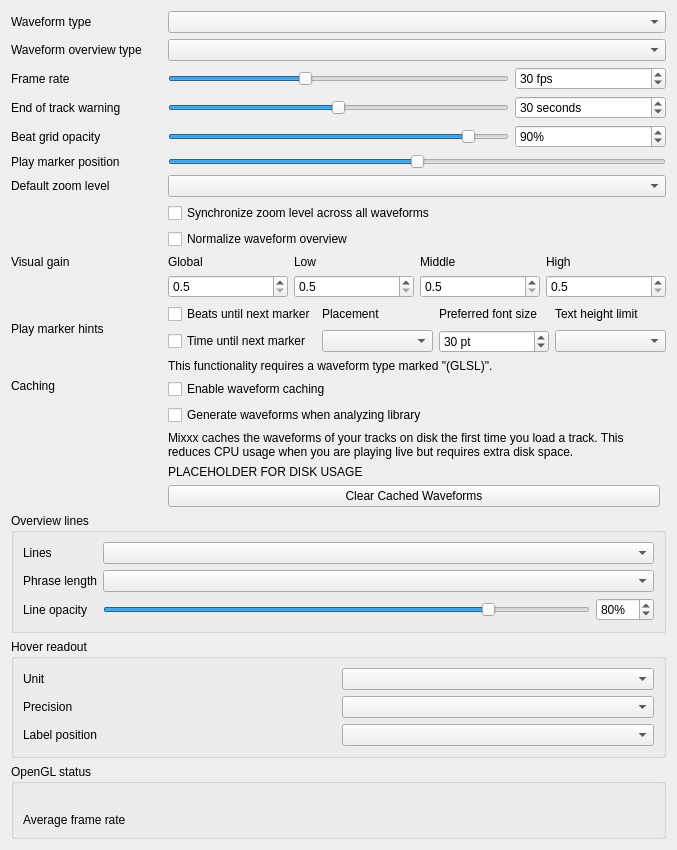
This is src/preferences/dialog/dlgprefwaveformdlg.ui in jakkarudev/djnote_mixxx as Qt 5 draws it before an edit. The edited form follows.
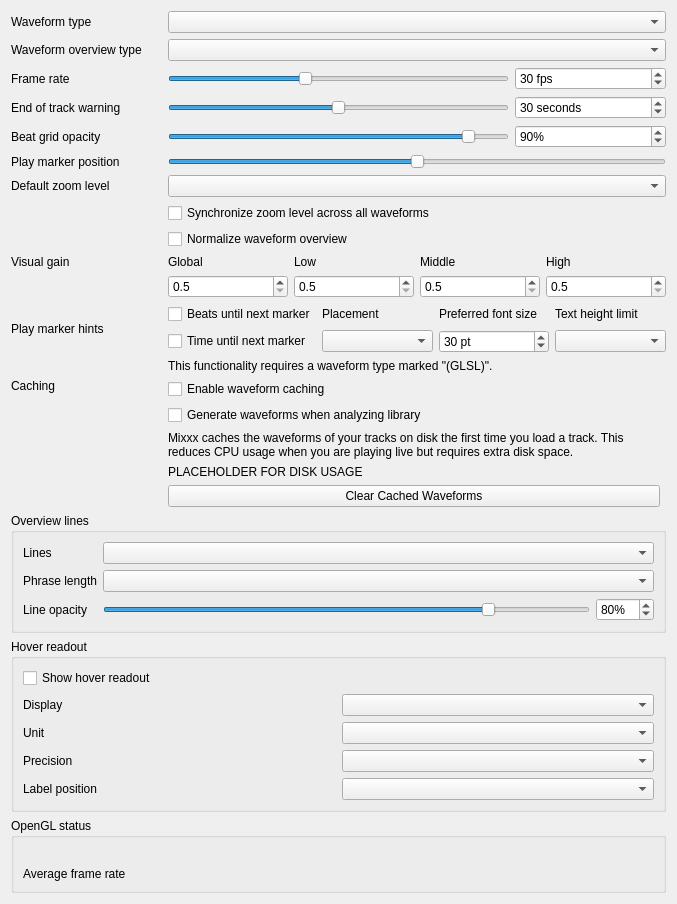
This is the edited form.

Commit message:
Show plain hover readout on the overview
Hover line and beat label follow the pointer with no mouse button held.
Adds Show hover readout and Display settings (Line + label, Line only,
Label only) to the Hover readout group.

What changed in the file:
```diff
--- a/src/preferences/dialog/dlgprefwaveformdlg.ui
+++ b/src/preferences/dialog/dlgprefwaveformdlg.ui
@@ -702,42 +702,66 @@
         <string>Hover readout</string>
        </property>
        <layout class="QGridLayout" name="hoverReadoutGridLayout">
-        <item row="0" column="0">
+        <item row="0" column="0" colspan="2">
+         <widget class="QCheckBox" name="showHoverReadoutCheckBox">
+          <property name="toolTip">
+           <string>Show a line and the beat distance on the overview while hovering it with the mouse.</string>
+          </property>
+          <property name="text">
+           <string>Show hover readout</string>
+          </property>
+         </widget>
+        </item>
+        <item row="1" column="0">
+         <widget class="QLabel" name="hoverDisplayLabel">
+          <property name="text">
+           <string>Display</string>
+          </property>
+         </widget>
+        </item>
+        <item row="1" column="1">
+         <widget class="QComboBox" name="hoverDisplayComboBox">
+          <property name="toolTip">
+           <string>What the hover readout shows while hovering without a mouse button held.</string>
+          </property>
+         </widget>
+        </item>
+        <item row="2" column="0">
          <widget class="QLabel" name="hoverUnitLabel">
           <property name="text">
            <string>Unit</string>
           </property>
          </widget>
         </item>
-        <item row="0" column="1">
+        <item row="2" column="1">
          <widget class="QComboBox" name="hoverUnitComboBox">
           <property name="toolTip">
            <string>Unit of the beat distance shown on the overview while seeking.</string>
           </property>
          </widget>
         </item>
-        <item row="1" column="0">
+        <item row="3" column="0">
          <widget class="QLabel" name="hoverPrecisionLabel">
           <property name="text">
            <string>Precision</string>
           </property>
          </widget>
         </item>
-        <item row="1" column="1">
+        <item row="3" column="1">
          <widget class="QComboBox" name="hoverPrecisionComboBox">
           <property name="toolTip">
            <string>Whole rounds to the nearest unit. Fractional shows 2 decimals for bars and 1 for beats.</string>
           </property>
          </widget>
         </item>
-        <item row="2" column="0">
+        <item row="4" column="0">
          <widget class="QLabel" name="hoverLabelPositionLabel">
           <property name="text">
            <string>Label position</string>
           </property>
          </widget>
         </item>
-        <item row="2" column="1">
+        <item row="4" column="1">
          <widget class="QComboBox" name="hoverLabelPositionComboBox">
           <property name="toolTip">
            <string>Auto places the label right of the line, and left of it once the pointer passes three quarters of the overview.</string>
```
The commit also changes 7 other files.
